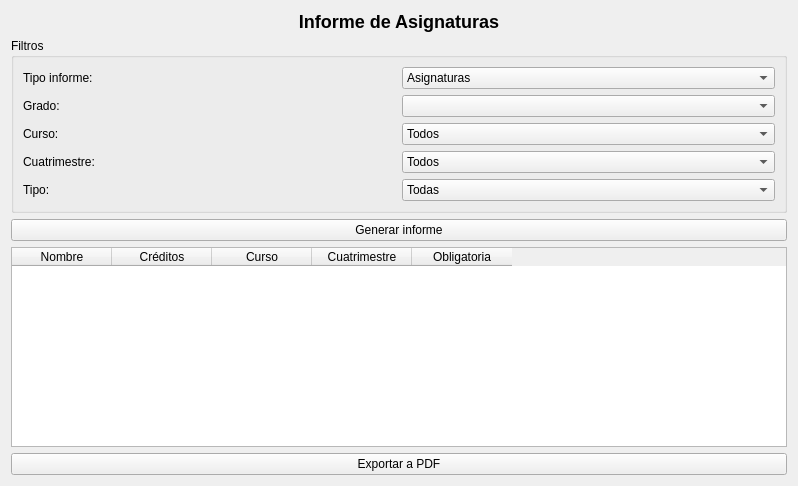
First picture: the form in app/view/InformeAsignaturasPage.ui, repository Orphereum/2DAM_DI_Universidad, before the edit.
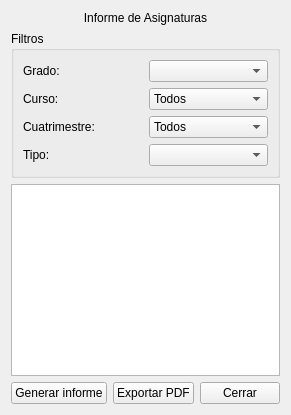
Second picture: the form after the edit.

```diff
--- a/app/view/InformeAsignaturasPage.ui
+++ b/app/view/InformeAsignaturasPage.ui
@@ -2,23 +2,15 @@
 <ui version="4.0">
  <class>InformeAsignaturasPage</class>
  <widget class="QWidget" name="InformeAsignaturasPage">
-  <property name="geometry">
-   <rect>
-    <x>0</x>
-    <y>0</y>
-    <width>798</width>
-    <height>486</height>
-   </rect>
-  </property>
   <property name="windowTitle">
    <string>Informe de Asignaturas</string>
   </property>
-  <layout class="QVBoxLayout" name="verticalLayout">
+
+  <layout class="QVBoxLayout">
+
+   <!-- TITULO -->
    <item>
     <widget class="QLabel" name="lblTitulo">
-     <property name="styleSheet">
-      <string>font-size: 18px; font-weight: bold;</string>
-     </property>
      <property name="text">
       <string>Informe de Asignaturas</string>
      </property>
@@ -27,175 +19,110 @@
      </property>
     </widget>
    </item>
+
+   <!-- FILTROS -->
    <item>
     <widget class="QGroupBox" name="groupFiltros">
      <property name="title">
       <string>Filtros</string>
      </property>
-     <layout class="QGridLayout" name="gridLayout">
+
+     <layout class="QGridLayout">
+
       <item row="0" column="0">
-       <widget class="QLabel" name="labelTipoInforme">
-        <property name="text">
-         <string>Tipo informe:</string>
-        </property>
-       </widget>
-      </item>
-      <item row="0" column="1">
-       <widget class="QComboBox" name="cb_tipo_informe">
-        <item>
-         <property name="text">
-          <string>Asignaturas</string>
-         </property>
-        </item>
-       </widget>
-      </item>
-      <item row="1" column="0">
-       <widget class="QLabel" name="labelGrado">
+       <widget class="QLabel">
         <property name="text">
          <string>Grado:</string>
         </property>
        </widget>
       </item>
-      <item row="1" column="1">
+      <item row="0" column="1">
        <widget class="QComboBox" name="cb_grado"/>
       </item>
-      <item row="2" column="0">
-       <widget class="QLabel" name="labelCurso">
+
+      <item row="1" column="0">
+       <widget class="QLabel">
         <property name="text">
          <string>Curso:</string>
         </property>
        </widget>
       </item>
-      <item row="2" column="1">
+      <item row="1" column="1">
        <widget class="QComboBox" name="cb_curso">
-        <item>
-         <property name="text">
-          <string>Todos</string>
-         </property>
-        </item>
-        <item>
-         <property name="text">
-          <string>1</string>
-         </property>
-        </item>
-        <item>
-         <property name="text">
-          <string>2</string>
-         </property>
-        </item>
-        <item>
-         <property name="text">
-          <string>3</string>
-         </property>
-        </item>
-        <item>
-         <property name="text">
-          <string>4</string>
-         </property>
-        </item>
+        <item><property name="text"><string>Todos</string></property></item>
+        <item><property name="text"><string>1</string></property></item>
+        <item><property name="text"><string>2</string></property></item>
+        <item><property name="text"><string>3</string></property></item>
+        <item><property name="text"><string>4</string></property></item>
        </widget>
       </item>
-      <item row="3" column="0">
-       <widget class="QLabel" name="labelCuatrimestre">
+
+      <item row="2" column="0">
+       <widget class="QLabel">
         <property name="text">
          <string>Cuatrimestre:</string>
         </property>
        </widget>
       </item>
-      <item row="3" column="1">
+      <item row="2" column="1">
        <widget class="QComboBox" name="cb_cuatrimestre">
-        <item>
-         <property name="text">
-          <string>Todos</string>
-         </property>
-        </item>
-        <item>
-         <property name="text">
-          <string>1</string>
-         </property>
-        </item>
-        <item>
-         <property name="text">
-          <string>2</string>
-         </property>
-        </item>
+        <item><property name="text"><string>Todos</string></property></item>
+        <item><property name="text"><string>1</string></property></item>
+        <item><property name="text"><string>2</string></property></item>
        </widget>
       </item>
-      <item row="4" column="0">
-       <widget class="QLabel" name="labelTipo">
+
+      <item row="3" column="0">
+       <widget class="QLabel">
         <property name="text">
          <string>Tipo:</string>
         </property>
        </widget>
       </item>
-      <item row="4" column="1">
-       <widget class="QComboBox" name="cb_tipo">
-        <item>
-         <property name="text">
-          <string>Todas</string>
-         </property>
-        </item>
-        <item>
-         <property name="text">
-          <string>Obligatorias</string>
-         </property>
-        </item>
-        <item>
-         <property name="text">
-          <string>Optativas</string>
-         </property>
-        </item>
-       </widget>
+      <item row="3" column="1">
+       <widget class="QComboBox" name="cb_tipo"/>
       </item>
+
      </layout>
     </widget>
    </item>
+
+   <!-- TABLA -->
    <item>
-    <widget class="QPushButton" name="btn_generar">
-     <property name="text">
-      <string>Generar informe</string>
-     </property>
-    </widget>
+    <widget class="QTableWidget" name="tbl_resultados"/>
    </item>
+
+   <!-- BOTONES -->
    <item>
-    <widget class="QTableWidget" name="tbl_resultados">
-     <property name="columnCount">
-      <number>5</number>
-     </property>
-     <column>
-      <property name="text">
-       <string>Nombre</string>
-      </property>
-     </column>
-     <column>
-      <property name="text">
-       <string>Créditos</string>
-      </property>
-     </column>
-     <column>
-      <property name="text">
-       <string>Curso</string>
-      </property>
-     </column>
-     <column>
-      <property name="text">
-       <string>Cuatrimestre</string>
-      </property>
-     </column>
-     <column>
-      <property name="text">
-       <string>Obligatoria</string>
-      </property>
-     </column>
-    </widget>
+    <layout class="QHBoxLayout">
+
+     <item>
+      <widget class="QPushButton" name="btn_generar">
+       <property name="text">
+        <string>Generar informe</string>
+       </property>
+      </widget>
+     </item>
+
+     <item>
+      <widget class="QPushButton" name="btn_exportar">
+       <property name="text">
+        <string>Exportar PDF</string>
+       </property>
+      </widget>
+     </item>
+
+     <item>
+      <widget class="QPushButton" name="btn_cerrar">
+       <property name="text">
+        <string>Cerrar</string>
+       </property>
+      </widget>
+     </item>
+
+    </layout>
    </item>
-   <item>
-    <widget class="QPushButton" name="btn_exportar">
-     <property name="text">
-      <string>Exportar a PDF</string>
-     </property>
-    </widget>
-   </item>
+
   </layout>
  </widget>
  <resources/>
```
Left out of the diff: 4 changed lines with no effect on the pictures.
